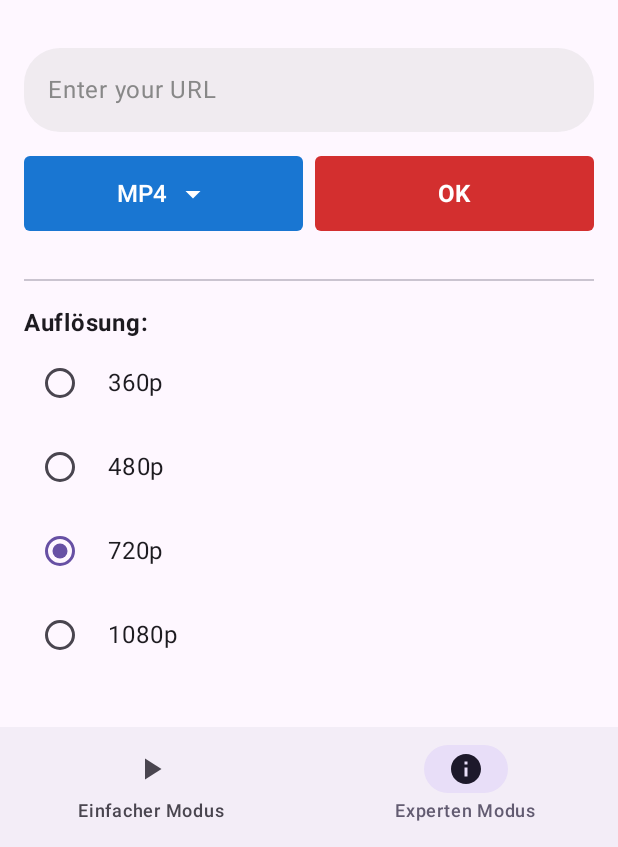
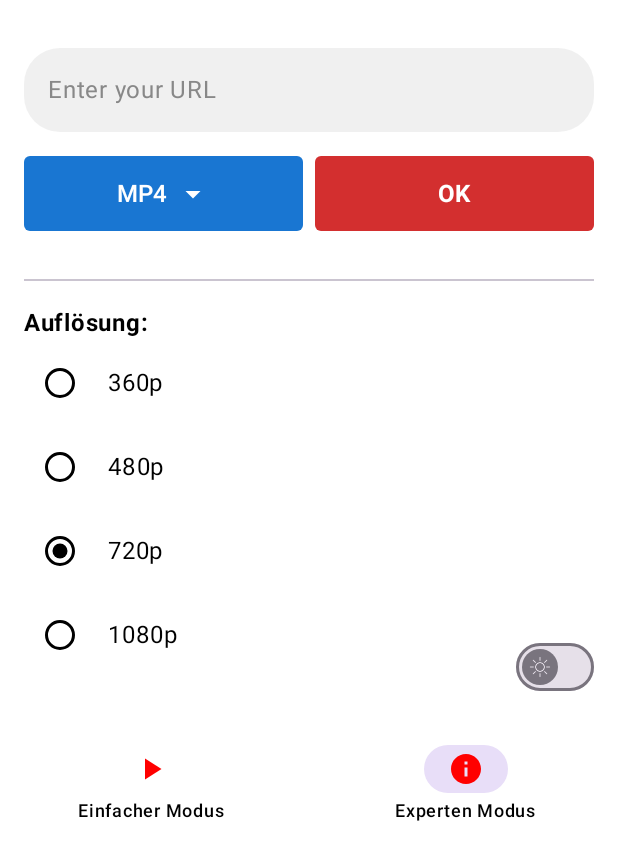
Before and after one commit to martin-h01/Android-App-ClipShift, an Android app built with Jetpack Compose: the screen it shows after launch (MainActivity), item 2 of the bottom bar chosen, on a phone screen of 412 x 824 dp, the part 389-1236 px from its top. Run offline under Robolectric (Android 15) with nearby library versions, the phone set to English and light mode, and no system bars.

Commit message:
Dark mode implementiert

```diff
--- a/ClipShift/app/src/main/java/com/example/clipshift/ui/ClipShiftApp.kt
+++ b/ClipShift/app/src/main/java/com/example/clipshift/ui/ClipShiftApp.kt
@@ -1,6 +1,8 @@
 package com.example.clipshift.ui
 
-import android.widget.Toast
+import android.R
+import androidx.compose.foundation.background
+import androidx.compose.foundation.layout.Box
 import androidx.compose.foundation.layout.Column
 import androidx.compose.foundation.layout.Spacer
 import androidx.compose.foundation.layout.fillMaxSize
@@ -15,6 +17,7 @@ import androidx.compose.material3.Divider
 import androidx.compose.material3.Icon
 import androidx.compose.material3.NavigationBar
 import androidx.compose.material3.NavigationBarItem
+import androidx.compose.material3.NavigationBarItemDefaults
 import androidx.compose.material3.Scaffold
 import androidx.compose.material3.Text
 import androidx.compose.runtime.Composable
@@ -25,12 +28,14 @@ import androidx.compose.runtime.remember
 import androidx.compose.runtime.setValue
 import androidx.compose.ui.Alignment
 import androidx.compose.ui.Modifier
+import androidx.compose.ui.graphics.Color
 import androidx.compose.ui.platform.LocalContext
 import androidx.compose.ui.unit.dp
 import com.example.clipshift.ui.sections.ActionButtonsSection
 import com.example.clipshift.ui.sections.ExpertOptions
 import com.example.clipshift.ui.sections.LogoSection
 import com.example.clipshift.ui.sections.UrlInputSection
+import com.example.clipshift.ui.sections.DarkMode
 
 
 @Composable
@@ -43,40 +48,65 @@ fun ClipShiftApp() {
     var selectedResolution by remember { mutableStateOf("720p") }
     var selectedQuality by remember { mutableStateOf("MP3 192 kBit/s") }
     var selectedFormat by remember { mutableStateOf("MP4") } // Für das Dropdown
+    var isDarkMode by remember { mutableStateOf(false) }
+    val backgroundColor = if (isDarkMode) Color.DarkGray else Color.White
+    val contentColor = if (isDarkMode) Color.White else Color.Black
+    val selectedTextColor = if (isDarkMode) Color.White else Color.Black
+    val selectedIconColor = if (isDarkMode) Color(0xFF2196F3) else Color(0xFFFF0000)
+
+
+
 
     val context = LocalContext.current
 
-    Scaffold(
+    Scaffold(containerColor = backgroundColor , contentColor = contentColor,
         bottomBar = {
-            NavigationBar {
+            NavigationBar(containerColor = backgroundColor , contentColor = contentColor) {
                 NavigationBarItem(
                     selected = selectedTab == 0,
                     onClick = { selectedTab = 0 },
                     label = { Text("Einfacher Modus") },
-                    icon = { Icon(Icons.Default.PlayArrow, contentDescription = null) }
+                    icon = { Icon(Icons.Default.PlayArrow, contentDescription = null)},
+                    colors = NavigationBarItemDefaults.colors(
+                        selectedIconColor = selectedIconColor,
+                        unselectedIconColor = selectedIconColor,
+                        selectedTextColor = selectedTextColor,
+                        unselectedTextColor = selectedTextColor
+                    )
                 )
                 NavigationBarItem(
                     selected = selectedTab == 1,
                     onClick = { selectedTab = 1 },
                     label = { Text("Experten Modus") },
-                    icon = { Icon(Icons.Default.Info, contentDescription = null) }
+                    icon = { Icon(Icons.Default.Info, contentDescription = null) },
+                    colors = NavigationBarItemDefaults.colors(
+                        selectedIconColor = selectedIconColor,
+                        unselectedIconColor = selectedIconColor,
+                        selectedTextColor = selectedTextColor,
+                        unselectedTextColor = selectedTextColor
+                    )
                 )
             }
         }
     ) { innerPadding ->
-        Column(
+                Box(
                     modifier = Modifier
                         .padding(innerPadding)
                         .fillMaxSize()
+                        .background(backgroundColor)
+                ) {
+                    Column(
+                        modifier = Modifier
+                            .fillMaxSize()
                             .padding(16.dp)
-                .verticalScroll(rememberScrollState()),
+                            .verticalScroll(rememberScrollState())
+                            .background(backgroundColor),
                         horizontalAlignment = Alignment.CenterHorizontally
                     ) {
                         LogoSection()
 
                         Spacer(modifier = Modifier.height(32.dp))
 
-            // URL Eingabe ist immer sichtbar
                         UrlInputSection(
                             text = urlText,
                             onTextChange = { urlText = it }
@@ -84,26 +114,14 @@ fun ClipShiftApp() {
 
                         Spacer(modifier = Modifier.height(16.dp))
 
-            // Buttons sind immer sichtbar
                         ActionButtonsSection(
                             currentFormat = selectedFormat,
                             onFormatSelected = { selectedFormat = it },
                             onDownloadClick = {
-                    // Logik für den OK Button
-                    if (urlText.isBlank()) {
-                        Toast.makeText(context, "Bitte erst eine URL eingeben!", Toast.LENGTH_SHORT).show()
-                    } else {
-                        val message = if (selectedTab == 0) {
-                            "Starte einfachen Download: $selectedFormat"
-                        } else {
-                            "Starte Experten-Download:\n$selectedResolution | $selectedQuality"
-                        }
-                        Toast.makeText(context, message, Toast.LENGTH_LONG).show()
-                    }
+                                // ... (deine Klick-Logik bleibt gleich)
                             }
                         )
 
-            // Experten-Optionen nur anzeigen, wenn Tab 1 aktiv ist
                         if (selectedTab == 1) {
                             Spacer(modifier = Modifier.height(32.dp))
                             Divider()
@@ -113,9 +131,22 @@ fun ClipShiftApp() {
                                 currentRes = selectedResolution,
                                 onResSelected = { selectedResolution = it },
                                 currentQuality = selectedQuality,
-                    onQualitySelected = { selectedQuality = it }
+                                onQualitySelected = { selectedQuality = it },
+                                contentColor = contentColor
                             )
                         }
                     }
+
+                    DarkMode(
+                        isDarkMode = isDarkMode,
+                        onDarkModeChange = { isDarkMode = it },
+                        modifier = Modifier
+                            .align(Alignment.BottomEnd) // Jetzt funktioniert die Ausrichtung
+                            .padding(16.dp)             // Abstand zum Rand der Box
+                    )
+
+
+                }
+
             }
         }
--- /dev/null
+++ b/ClipShift/app/src/main/java/com/example/clipshift/ui/sections/DarkMode.kt
@@ -0,0 +1,32 @@
+package com.example.clipshift.ui.sections
+
+import com.example.clipshift.R
+import androidx.compose.foundation.layout.size
+import androidx.compose.material3.Icon
+import androidx.compose.material3.Switch
+import androidx.compose.material3.SwitchDefaults
+import androidx.compose.runtime.Composable
+import androidx.compose.ui.Modifier
+import androidx.compose.ui.res.painterResource
+
+@Composable
+fun DarkMode(isDarkMode: Boolean,
+             onDarkModeChange: (Boolean) -> Unit,
+             modifier: Modifier = Modifier) {
+
+    val onIcon = painterResource(R.drawable.icon_mond)
+    val offIcon = painterResource(R.drawable.icon_sonne)
+
+    Switch(
+        modifier = modifier,
+        checked = isDarkMode,
+        onCheckedChange = onDarkModeChange,
+        thumbContent = {
+            Icon(
+                painter = if (isDarkMode) onIcon else offIcon,
+                contentDescription = null,
+                modifier = Modifier.size(SwitchDefaults.IconSize)
+            )
+        }
+    )
+}
--- a/ClipShift/app/src/main/java/com/example/clipshift/ui/sections/ExpertOptions.kt
+++ b/ClipShift/app/src/main/java/com/example/clipshift/ui/sections/ExpertOptions.kt
@@ -1,5 +1,6 @@
 package com.example.clipshift.ui.sections
 
+import androidx.compose.ui.graphics.Color
 import androidx.compose.foundation.layout.Spacer
 import androidx.compose.foundation.layout.fillMaxWidth
 import androidx.compose.foundation.layout.height
@@ -14,12 +15,18 @@ fun ExpertOptions(
     currentRes: String,
     onResSelected: (String) -> Unit,
     currentQuality: String,
-    onQualitySelected: (String) -> Unit
+    onQualitySelected: (String) -> Unit,
+    contentColor: Color
 ) {
     Text("Auflösung:", fontWeight = FontWeight.Bold, modifier = Modifier.fillMaxWidth())
     val resolutions = listOf("360p", "480p", "720p", "1080p")
     resolutions.forEach { res ->
-        SelectableOption(label = res, selected = (res == currentRes)) { onResSelected(res) }
+        SelectableOption(
+            label = res,
+            selected = (res == currentRes),
+            onClick = { onResSelected(res) },
+            color = contentColor
+        )
     }
 
     Spacer(modifier = Modifier.height(16.dp))
@@ -32,6 +39,11 @@ fun ExpertOptions(
         "FLAC (Verlustfrei)"
     )
     qualities.forEach { qual ->
-        SelectableOption(label = qual, selected = (qual == currentQuality)) { onQualitySelected(qual) }
+        SelectableOption(
+            label = qual,
+            selected = (qual == currentQuality),
+            onClick = { onQualitySelected(qual) },
+            color = contentColor
+        )
     }
 }
--- a/ClipShift/app/src/main/java/com/example/clipshift/ui/sections/SelectableOptions.kt
+++ b/ClipShift/app/src/main/java/com/example/clipshift/ui/sections/SelectableOptions.kt
@@ -5,15 +5,17 @@ import androidx.compose.foundation.layout.Row
 import androidx.compose.foundation.layout.fillMaxWidth
 import androidx.compose.foundation.layout.padding
 import androidx.compose.material3.RadioButton
+import androidx.compose.material3.RadioButtonDefaults
 import androidx.compose.material3.Text
 import androidx.compose.runtime.Composable
 import androidx.compose.ui.Alignment
 import androidx.compose.ui.Modifier
+import androidx.compose.ui.graphics.Color
 import androidx.compose.ui.unit.dp
 
 
 @Composable
-fun SelectableOption(label: String, selected: Boolean, onClick: () -> Unit) {
+fun SelectableOption(label: String, selected: Boolean, onClick: () -> Unit, color: Color) {
     Row(
         verticalAlignment = Alignment.CenterVertically,
         modifier = Modifier
@@ -23,7 +25,8 @@ fun SelectableOption(label: String, selected: Boolean, onClick: () -> Unit) {
     ) {
         RadioButton(
             selected = selected,
-            onClick = onClick // Auch der Radiobutton selbst reagiert
+            onClick = onClick, // Auch der Radiobutton selbst reagiert
+            colors = RadioButtonDefaults.colors(unselectedColor = color, selectedColor = color)
         )
         Text(text = label, modifier = Modifier.padding(start = 8.dp))
     }
```
Also changed, not shown: ClipShift/app/src/main/res/drawable/icon_mond.png (added), ClipShift/app/src/main/res/drawable/icon_sonne.png (added). Lines whose indentation alone changed are shown as unchanged.
